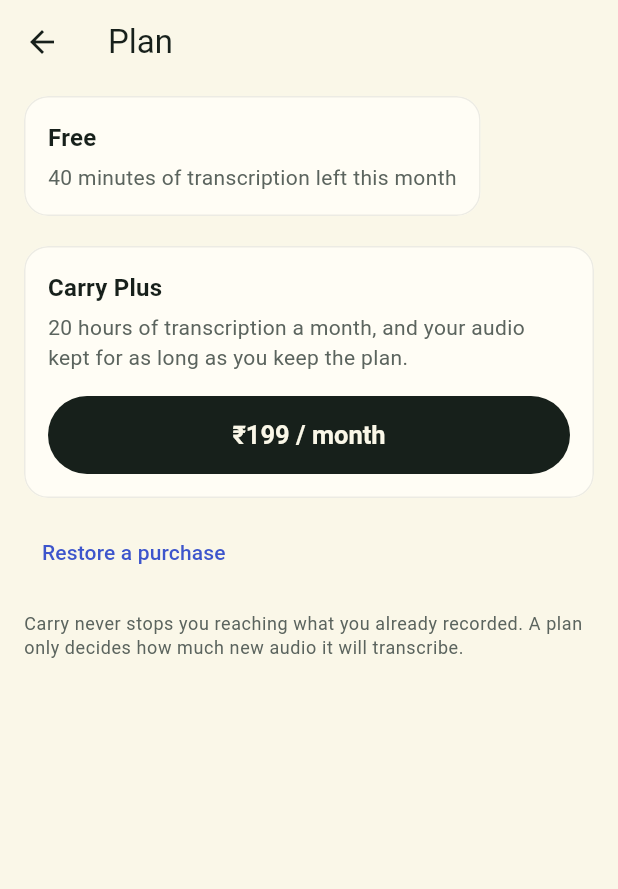
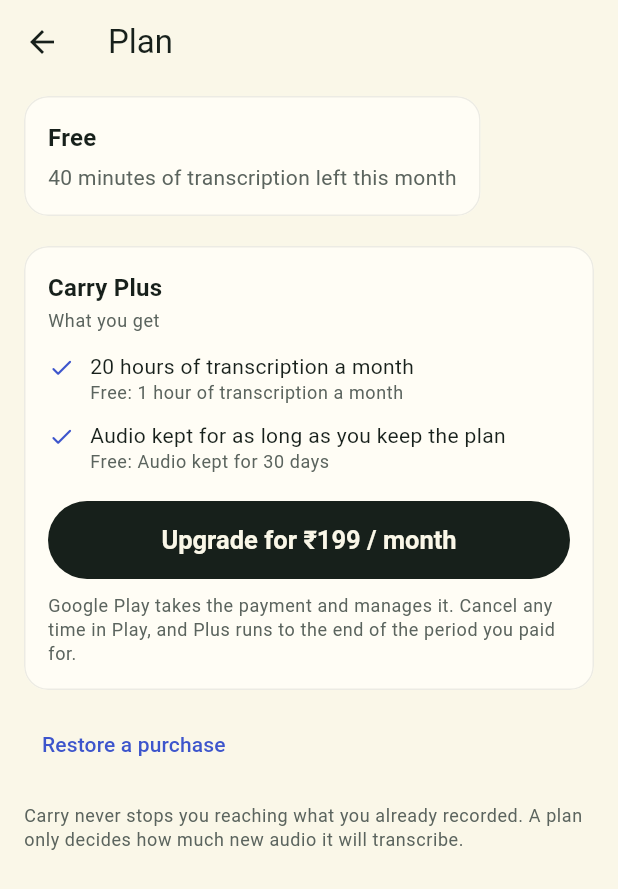
Before and after one commit to Shravanth007/Carry, a Flutter app: the PlanScreen screen opened directly, on a phone screen of 412 x 824 dp. Shown: the top 889 px of the screen. Run offline on Flutter 3.47's test engine with Material 3 defaults, Android fonts, the phone set to English and light mode, and no system bars; our stand-ins replace firebase_auth, firebase_core, google_sign_in, permission_handler, shared_preferences; missing offline and left inert: file_selector, posthog_flutter, purchases_flutter, record; accounts and stored records are empty.

Commit message:
feat(app): the plan screen says what Plus gives
The offer was one sentence and a bare price. It now lists what Plus gives
with what Free gives beneath each line - "20 hours a month" means nothing to
somebody who doesn't know what they have now - and the button says what it
does rather than only what it costs.

The numbers move to limits.dart next to the other server-enforced ones, so
the paywall and server/app/services/plans.py can be read side by side. Prices
stay out of the app: the store quotes them, per country.

```diff
--- a/app/lib/billing/plan_screen.dart
+++ b/app/lib/billing/plan_screen.dart
@@ -2,6 +2,7 @@
 import 'package:flutter/widget_previews.dart';
 
 import '../api/api.dart';
+import '../limits.dart';
 import '../settings/widgets.dart';
 import '../theme.dart';
 import '../widgets/scrollable_column.dart';
@@ -305,13 +306,21 @@
               offer.title,
               style: text.titleMedium?.copyWith(fontWeight: FontWeight.w600),
             ),
-            const SizedBox(height: 4),
+            const SizedBox(height: 2),
             Text(
-              '20 hours of transcription a month, and your audio kept for as '
-              'long as you keep the plan.',
-              style: text.bodyMedium?.copyWith(color: CarryColors.muted),
+              'What you get',
+              style: text.bodySmall?.copyWith(color: CarryColors.muted),
             ),
-            const SizedBox(height: 16),
+            const SizedBox(height: 12),
+            // Not const: a record's field can't be read in a const
+            // expression, and the numbers belong in limits.dart.
+            _Benefit(
+              gives: Plans.plus.transcription,
+              insteadOf: Plans.free.transcription,
+            ),
+            const SizedBox(height: 10),
+            _Benefit(gives: Plans.plus.audio, insteadOf: Plans.free.audio),
+            const SizedBox(height: 18),
             SizedBox(
               width: double.infinity,
               height: 52,
@@ -323,12 +332,62 @@
                         dimension: 20,
                         child: CircularProgressIndicator(strokeWidth: 2.5),
                       )
-                    : Text(offer.price),
+                    // The price the store quoted, in the money the person
+                    // actually pays. Never a number typed in here.
+                    : Text('Upgrade for ${offer.price}'),
               ),
+            ),
+            const SizedBox(height: 10),
+            Text(
+              'Google Play takes the payment and manages it. Cancel any time '
+              'in Play, and Plus runs to the end of the period you paid for.',
+              style: text.bodySmall?.copyWith(color: CarryColors.muted),
             ),
           ],
         ),
       ),
+    );
+  }
+}
+
+/// One thing Plus gives, and what Free gives instead.
+///
+/// Both lines, not just the good one: "20 hours a month" means nothing to
+/// somebody who doesn't know what they have now, and a paywall that hides the
+/// comparison is the kind that gets refunded.
+class _Benefit extends StatelessWidget {
+  const _Benefit({required this.gives, required this.insteadOf});
+
+  final String gives;
+  final String insteadOf;
+
+  @override
+  Widget build(BuildContext context) {
+    final text = Theme.of(context).textTheme;
+    return Row(
+      crossAxisAlignment: CrossAxisAlignment.start,
+      children: [
+        Padding(
+          // Sits on the first line of text however large the type is.
+          padding: const EdgeInsets.only(top: 2),
+          child: Icon(Icons.check_rounded, size: 18, color: CarryColors.accent),
+        ),
+        const SizedBox(width: 10),
+        // Flexible, because at the largest text size these wrap to three
+        // lines on a small phone.
+        Flexible(
+          child: Column(
+            crossAxisAlignment: CrossAxisAlignment.start,
+            children: [
+              Text(gives, style: text.bodyMedium),
+              Text(
+                'Free: $insteadOf',
+                style: text.bodySmall?.copyWith(color: CarryColors.muted),
+              ),
+            ],
+          ),
+        ),
+      ],
     );
   }
 }
--- a/app/lib/limits.dart
+++ b/app/lib/limits.dart
@@ -25,3 +25,26 @@
   /// For error messages: "25 MB".
   static String get uploadSize => '${uploadBytes ~/ (1024 * 1024)} MB';
 }
+
+/// What a plan allows, in the words the paywall uses.
+///
+/// Mirrors `server/app/services/plans.py`, which is the one that decides.
+/// Here rather than inside the screen so the paywall, an "out of minutes"
+/// message and anything else quote the same numbers, and so a price change on
+/// the server is one edit here instead of a search through widgets.
+///
+/// Prices are **not** here: they come from the store, per country, and a
+/// number typed into the app would be wrong for most of the world.
+typedef Allowance = ({String transcription, String audio});
+
+abstract final class Plans {
+  static const free = (
+    transcription: '1 hour of transcription a month',
+    audio: 'Audio kept for 30 days',
+  );
+
+  static const plus = (
+    transcription: '20 hours of transcription a month',
+    audio: 'Audio kept for as long as you keep the plan',
+  );
+}
```
Also changed, not shown: 2 other files.
